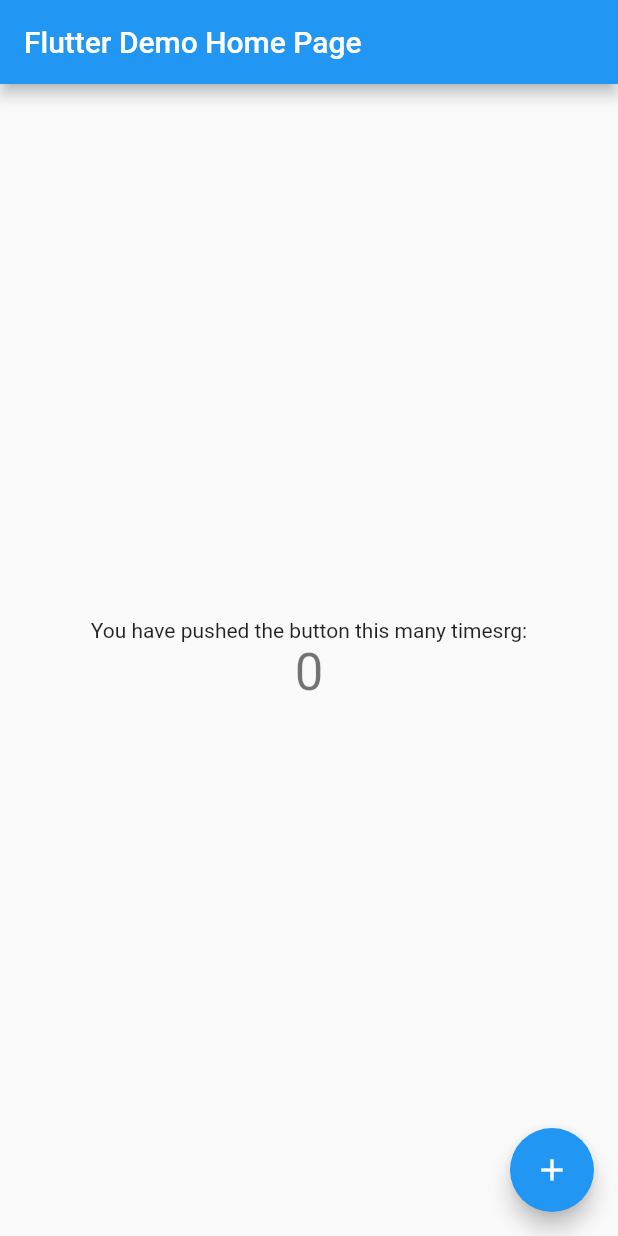
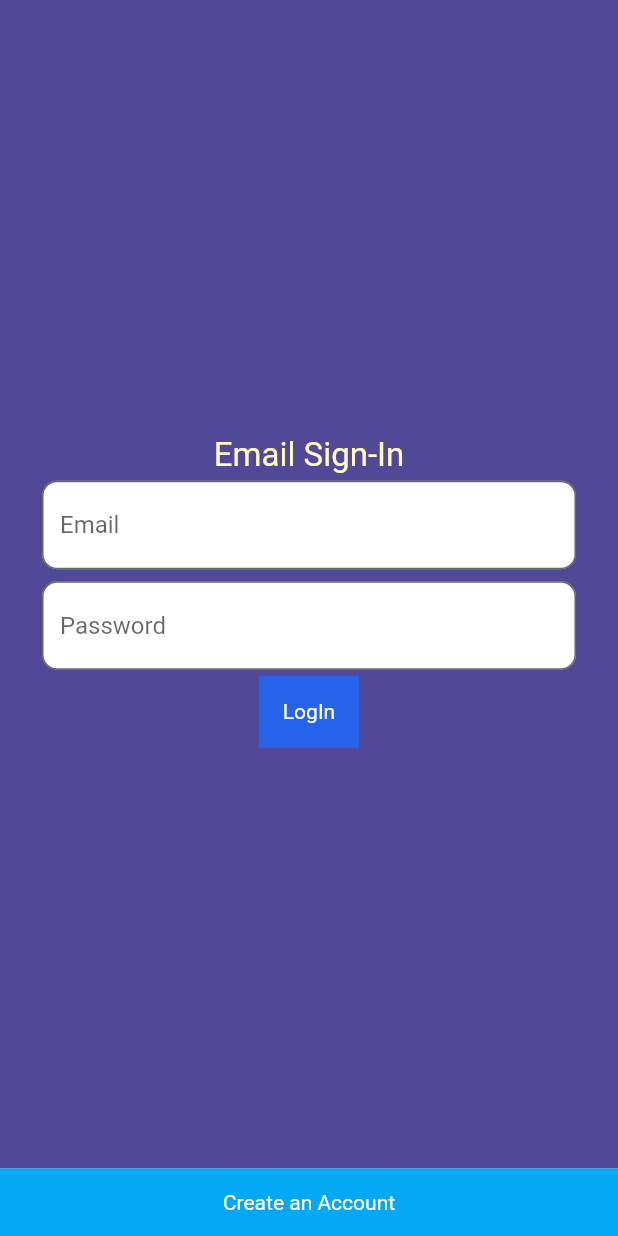
Before and after one commit to Judadimo22/edealApp, a Flutter app: the screen it shows after launch, on a phone screen of 412 x 824 dp. Run offline on Flutter 3.47's test engine with Material 2 defaults, Android fonts, the phone set to English and light mode, and no system bars; drawn by our look-alikes of velocity_x; our stand-ins replace flutter_slidable, jwt_decoder, shared_preferences.

Commit message:
Version 1

```diff
--- a/api/package.json
+++ b/api/package.json
@@ -10,11 +10,16 @@
   "author": "",
   "license": "ISC",
   "dependencies": {
+    "axios": "^1.4.0",
     "bcrypt": "^5.1.0",
     "body-parser": "^1.20.2",
+    "cookie-parser": "^1.4.6",
+    "cors": "^2.8.5",
+    "dotenv": "^16.0.3",
     "express": "^4.18.2",
     "jsonwebtoken": "^9.0.0",
     "mongoose": "^7.1.0",
+    "morgan": "^1.10.0",
     "nodemon": "^2.0.22"
   }
 }
--- /dev/null
+++ b/edeal/lib/config.dart
@@ -0,0 +1,3 @@
+final url = 'http://192.168.1.108:3001/';
+final registration = url + "register";
+final login = url + 'login';
--- /dev/null
+++ b/edeal/lib/login.dart
@@ -0,0 +1,125 @@
+import 'dart:convert';
+import 'package:flutter/material.dart';
+import 'package:edeal/dashboard.dart';
+import 'package:edeal/registration.dart';
+import 'package:shared_preferences/shared_preferences.dart';
+import 'package:velocity_x/velocity_x.dart';
+import 'package:http/http.dart' as http;
+import 'config.dart';
+class SignInPage extends StatefulWidget {
+  @override
+  _SignInPageState createState() => _SignInPageState();
+}
+class _SignInPageState extends State<SignInPage> {
+  TextEditingController emailController = TextEditingController();
+  TextEditingController passwordController = TextEditingController();
+  bool _isNotValidate = false;
+  late SharedPreferences prefs;
+  @override
+  void initState() {
+    // TODO: implement initState
+    super.initState();
+    initSharedPref();
+  }
+  void initSharedPref() async{
+    prefs = await SharedPreferences.getInstance();
+  }
+  void loginUser() async{
+    if(emailController.text.isNotEmpty && passwordController.text.isNotEmpty){
+      var reqBody = {
+        "email":emailController.text,
+        "password":passwordController.text
+      };
+      var response = await http.post(Uri.parse(login),
+          headers: {"Content-Type":"application/json"},
+          body: jsonEncode(reqBody)
+      );
+      var jsonResponse = jsonDecode(response.body);
+      if(jsonResponse['status']){
+          var myToken = jsonResponse['token'];
+          prefs.setString('token', myToken);
+          Navigator.push(context, MaterialPageRoute(builder: (context)=>Dashboard(token: myToken)));
+      }else{
+        print('Something went wrong');
+      }
+    }
+  }
+  @override
+  Widget build(BuildContext context) {
+    return SafeArea(
+      child: Scaffold(
+        body: Container(
+          width: MediaQuery.of(context).size.width,
+          height: MediaQuery.of(context).size.height,
+          decoration: BoxDecoration(
+            gradient: LinearGradient(
+                colors: [const Color(0XFF524898),const Color.fromRGBO(82, 72, 152, 1)],
+                begin: FractionalOffset.topLeft,
+                end: FractionalOffset.bottomCenter,
+                stops: [0.0,0.8],
+                tileMode: TileMode.mirror
+            ),
+          ),
+          child: Center(
+            child: SingleChildScrollView(
+              child: Column(
+                mainAxisAlignment: MainAxisAlignment.center,
+                children: <Widget>[
+                  HeightBox(10),
+                  "Email Sign-In".text.size(22).yellow100.make(),
+                  TextField(
+                    controller: emailController,
+                    keyboardType: TextInputType.text,
+                    decoration: InputDecoration(
+                        filled: true,
+                        fillColor: Colors.white,
+                        hintText: "Email",
+                        errorText: _isNotValidate ? "Enter Proper Info" : null,
+                        border: OutlineInputBorder(
+                            borderRadius: BorderRadius.all(Radius.circular(10.0)))),
+                  ).p4().px24(),
+                  TextField(
+                    controller: passwordController,
+                    keyboardType: TextInputType.text,
+                    decoration: InputDecoration(
+                        filled: true,
+                        fillColor: Colors.white,
+                        hintText: "Password",
+                        errorText: _isNotValidate ? "Enter Proper Info" : null,
+                        border: OutlineInputBorder(
+                            borderRadius: BorderRadius.all(Radius.circular(10.0)))),
+                  ).p4().px24(),
+                  GestureDetector(
+                    onTap: (){
+                        loginUser();
+                    },
+                    child: HStack([
+                      VxBox(child: "LogIn".text.white.makeCentered().p16()).blue600.make(),
+                    ]),
+                  ),
+                ],
+              ),
+            ),
+          ),
+        ),
+        bottomNavigationBar: GestureDetector(
+          onTap: (){
+            Navigator.push(context, MaterialPageRoute(builder: (context)=>Registration()));
+          },
+          child: Container(
+              height: 45,
+              color: Colors.lightBlue,
+              child:Center(
+                child:  Text(
+                'Create an Account',
+                textAlign: TextAlign.center,
+                style: TextStyle(
+                  color: Colors.white
+                ),
+              )),
+              )
+        ),
+      ),
+    );
+  }
+}
--- a/edeal/lib/main.dart
+++ b/edeal/lib/main.dart
@@ -1,115 +1,36 @@
 import 'package:flutter/material.dart';
+import 'package:edeal/dashboard.dart';
+import 'package:jwt_decoder/jwt_decoder.dart';
+import 'package:shared_preferences/shared_preferences.dart';
+import 'login.dart';
 
-void main() {
-  runApp(const MyApp());
+
+
+void main() async {
+   WidgetsFlutterBinding.ensureInitialized();
+   SharedPreferences prefs = await SharedPreferences.getInstance();
+  runApp(MyApp(token: prefs.getString('token'),));
 }
 
 class MyApp extends StatelessWidget {
-  const MyApp({super.key});
 
-  // This widget is the root of your application.
+  final token;
+  const MyApp({
+    @required this.token,
+    Key? key,
+}): super(key: key);
+
   @override
   Widget build(BuildContext context) {
     return MaterialApp(
       title: 'Flutter Demo',
+      debugShowCheckedModeBanner: false,
       theme: ThemeData(
-        // This is the theme of your application.
-        //
-        // Try running your application with "flutter run". You'll see the
-        // application has a blue toolbar. Then, without quitting the app, try
-        // changing the primarySwatch below to Colors.green and then invoke
-        // "hot reload" (press "r" in the console where you ran "flutter run",
-        // or simply save your changes to "hot reload" in a Flutter IDE).
-        // Notice that the counter didn't reset back to zero; the application
-        // is not restarted.
-        primarySwatch: Colors.blue,
+
+        primaryColor: Colors.black,
+        visualDensity: VisualDensity.adaptivePlatformDensity,
       ),
-      home: const MyHomePage(title: 'Flutter Demo Home Page'),
+      home: (token != null && JwtDecoder.isExpired(token) == false )?Dashboard(token: token):SignInPage()
     );
   }
 }
-
-class MyHomePage extends StatefulWidget {
-  const MyHomePage({super.key, required this.title});
-
-  // This widget is the home page of your application. It is stateful, meaning
-  // that it has a State object (defined below) that contains fields that affect
-  // how it looks.
-
-  // This class is the configuration for the state. It holds the values (in this
-  // case the title) provided by the parent (in this case the App widget) and
-  // used by the build method of the State. Fields in a Widget subclass are
-  // always marked "final".
-
-  final String title;
-
-  @override
-  State<MyHomePage> createState() => _MyHomePageState();
-}
-
-class _MyHomePageState extends State<MyHomePage> {
-  int _counter = 0;
-
-  void _incrementCounter() {
-    setState(() {
-      // This call to setState tells the Flutter framework that something has
-      // changed in this State, which causes it to rerun the build method below
-      // so that the display can reflect the updated values. If we changed
-      // _counter without calling setState(), then the build method would not be
-      // called again, and so nothing would appear to happen.
-      _counter++;
-    });
-  }
-
-  @override
-  Widget build(BuildContext context) {
-    // This method is rerun every time setState is called, for instance as done
-    // by the _incrementCounter method above.
-    //
-    // The Flutter framework has been optimized to make rerunning build methods
-    // fast, so that you can just rebuild anything that needs updating rather
-    // than having to individually change instances of widgets.
-    return Scaffold(
-      appBar: AppBar(
-        // Here we take the value from the MyHomePage object that was created by
-        // the App.build method, and use it to set our appbar title.
-        title: Text(widget.title),
-      ),
-      body: Center(
-        // Center is a layout widget. It takes a single child and positions it
-        // in the middle of the parent.
-        child: Column(
-          // Column is also a layout widget. It takes a list of children and
-          // arranges them vertically. By default, it sizes itself to fit its
-          // children horizontally, and tries to be as tall as its parent.
-          //
-          // Invoke "debug painting" (press "p" in the console, choose the
-          // "Toggle Debug Paint" action from the Flutter Inspector in Android
-          // Studio, or the "Toggle Debug Paint" command in Visual Studio Code)
-          // to see the wireframe for each widget.
-          //
-          // Column has various properties to control how it sizes itself and
-          // how it positions its children. Here we use mainAxisAlignment to
-          // center the children vertically; the main axis here is the vertical
-          // axis because Columns are vertical (the cross axis would be
-          // horizontal).
-          mainAxisAlignment: MainAxisAlignment.center,
-          children: <Widget>[
-            const Text(
-              'You have pushed the button this many timesrg:',
-            ),
-            Text(
-              '$_counter',
-              style: Theme.of(context).textTheme.headlineMedium,
-            ),
-          ],
-        ),
-      ),
-      floatingActionButton: FloatingActionButton(
-        onPressed: _incrementCounter,
-        tooltip: 'Increment',
-        child: const Icon(Icons.add),
-      ), // This trailing comma makes auto-formatting nicer for build methods.
-    );
-  }
-}
--- a/edeal/pubspec.yaml
+++ b/edeal/pubspec.yaml
@@ -30,6 +30,11 @@
 dependencies:
   flutter:
     sdk: flutter
+  velocity_x:
+  http:
+  shared_preferences:
+  jwt_decoder:
+  flutter_slidable:
 
 
   # The following adds the Cupertino Icons font to your application.
```
Also changed, not shown: edeal/lib/dashboard.dart (added, +153 -0 lines), edeal/lib/planeacion.dart (added, +150 -0 lines), edeal/lib/registration.dart (added, +151 -0 lines), api/package-lock.json, edeal/pubspec.lock, 9 other files.
